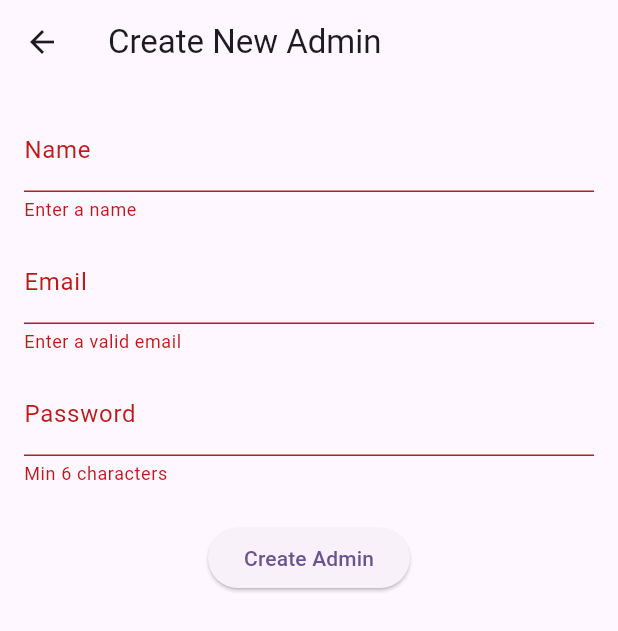
After one commit to hangEX7749/branch_smart, a Flutter app: the AddAdmin screen opened directly, after a tap on "Create Admin", on a phone screen of 412 x 824 dp. The commit adds this screen. Shown: the top 631 px of the screen. Run offline on Flutter 3.47's test engine with Material 3 defaults, Android fonts, the phone set to English and light mode, and no system bars; our stand-ins replace cloud_firestore, connectivity_plus, firebase_auth, firebase_core, firebase_storage, image_picker and 2 more; missing offline and left inert: firebase_app_check, mobile_scanner; accounts and stored records are empty; network calls fail.

Commit message:
admin page( login, logout, add admin)

```diff
--- /dev/null
+++ b/lib/admin_screen/admin/view/add_admin.dart
@@ -0,0 +1,125 @@
+import 'package:cloud_firestore/cloud_firestore.dart';
+import 'package:firebase_auth/firebase_auth.dart';
+import 'package:flutter/material.dart';
+
+class AddAdmin extends StatefulWidget {
+  const AddAdmin({super.key});
+
+  @override
+  State<AddAdmin> createState() => _AddAdminState();
+}
+
+class _AddAdminState extends State<AddAdmin> {
+  final _formKey = GlobalKey<FormState>();
+  String name = '';
+  String email = '';
+  String password = '';
+  bool isLoading = false;
+
+  Future<void> _createAdmin() async {
+    if (!_formKey.currentState!.validate()) return;
+
+    setState(() => isLoading = true);
+
+    try {
+      // 1. Create new admin in Firebase Auth
+      final userCredential = await FirebaseAuth.instance.createUserWithEmailAndPassword(
+        email: email.trim(),
+        password: password,
+      );
+
+      final newUser = userCredential.user!;
+      // 2. Add user data to Firestore with admin role
+      await FirebaseFirestore.instance.collection('admins').doc(newUser.uid).set({
+        'name': name.trim(),
+        'email': email.trim(),
+        'editor_type': 100,
+        'status': 10,
+        'created_at': FieldValue.serverTimestamp(),
+        'updated_at': FieldValue.serverTimestamp(),
+      });
+
+      if (mounted) {
+        ScaffoldMessenger.of(context).showSnackBar(const SnackBar(
+          content: Text('New admin created successfully'),
+          backgroundColor: Colors.green,
+        ));
+        Navigator.pop(context);
+      }
+    } on FirebaseAuthException catch (e) {
+      String errorMsg = "Something went wrong.";
+      if (e.code == 'email-already-in-use') {
+        errorMsg = 'Email already in use.';
+
+        // Workaround: Search Firestore by email
+        final query = await FirebaseFirestore.instance
+            .collection('admins')
+            .where('email', isEqualTo: email.trim())
+            .limit(1)
+            .get();
+
+        if (query.docs.isEmpty) {
+          // 4. Email exists in Auth but not in Firestore — Save as admin
+          await FirebaseFirestore.instance.collection('admins').add({
+            'email': email.trim(),
+            'createdAt': FieldValue.serverTimestamp(),
+          });
+
+          ScaffoldMessenger.of(context).showSnackBar(
+            SnackBar(content: Text("Admin role added to Firestore.")),
+          );
+        }
+      } else if (e.code == 'weak-password') {
+        errorMsg = 'Password too weak.';
+      }
+      ScaffoldMessenger.of(context).showSnackBar(SnackBar(
+        content: Text(errorMsg),
+        backgroundColor: Colors.red,
+      ));
+    } finally {
+      if (mounted) setState(() => isLoading = false);
+    }
+  }
+
+  @override
+  Widget build(BuildContext context) {
+    return Scaffold(
+      appBar: AppBar(title: const Text('Create New Admin')),
+      body: Padding(
+        padding: const EdgeInsets.all(16.0),
+        child: isLoading
+            ? const Center(child: CircularProgressIndicator())
+            : Form(
+                key: _formKey,
+                child: Column(
+                  children: [
+                    TextFormField(
+                      decoration: const InputDecoration(labelText: 'Name'),
+                      validator: (val) => val == null || val.isEmpty ? 'Enter a name' : null,
+                      onChanged: (val) => name = val,
+                    ),
+                    const SizedBox(height: 12),
+                    TextFormField(
+                      decoration: const InputDecoration(labelText: 'Email'),
+                      validator: (val) => val == null || !val.contains('@') ? 'Enter a valid email' : null,
+                      onChanged: (val) => email = val,
+                    ),
+                    const SizedBox(height: 12),
+                    TextFormField(
+                      decoration: const InputDecoration(labelText: 'Password'),
+                      obscureText: true,
+                      validator: (val) => val == null || val.length < 6 ? 'Min 6 characters' : null,
+                      onChanged: (val) => password = val,
+                    ),
+                    const SizedBox(height: 24),
+                    ElevatedButton(
+                      onPressed: _createAdmin,
+                      child: const Text('Create Admin'),
+                    ),
+                  ],
+                ),
+              ),
+      ),
+    );
+  }
+}
--- /dev/null
+++ b/lib/admin_screen/sign_in/view/signin.dart
@@ -0,0 +1,119 @@
+import 'package:branch_comm/services/admin_shared_pref.dart';
+import 'package:flutter/material.dart';
+import 'package:firebase_auth/firebase_auth.dart';
+import 'package:cloud_firestore/cloud_firestore.dart';
+import 'package:branch_comm/admin_screen/home/view/home.dart';
+
+class AdminSignIn extends StatefulWidget {
+  const AdminSignIn({super.key});
+
+  @override
+  State<AdminSignIn> createState() => _AdminSignInState();
+}
+
+class _AdminSignInState extends State<AdminSignIn> {
+  final TextEditingController emailController = TextEditingController();
+  final TextEditingController passwordController = TextEditingController();
+
+  String? email, password;
+
+  Future<void> adminSignIn() async {
+
+    try {
+      final adminCredential = await FirebaseAuth.instance.signInWithEmailAndPassword(
+        email: email!,
+        password: password!,
+      );
+
+      final admin = adminCredential.user;
+      if (admin == null) return;
+
+      final doc = await FirebaseFirestore.instance.collection('admins').doc(admin.uid).get();
+      final data = doc.data();
+
+      bool saved = await AdminSharedPreferenceHelper().saveAdminData(
+        adminId: admin.uid,
+        adminName: data?['name'] ?? '',
+        adminEmail: data?['email'] ?? '',
+        adminStatus: data?['status'] ?? '',
+      );
+
+      print(saved);
+
+      if (!mounted) return;
+      if (!saved) {
+        ScaffoldMessenger.of(context).showSnackBar(
+          const SnackBar(content: Text("Failed to save admin data.")),
+        );
+        return;
+      }
+
+      if (data != null) {
+        // Admin found, navigate to admin home
+        ScaffoldMessenger.of(context).showSnackBar(
+          const SnackBar(content: Text("Admin login successful.")),
+        );
+        Navigator.pushAndRemoveUntil(
+          context,
+          MaterialPageRoute(builder: (_) => const AdminHome()),
+          (route) => false,
+        );
+      } else {
+        FirebaseAuth.instance.signOut(); // Not admin
+        ScaffoldMessenger.of(context).showSnackBar(
+          const SnackBar(content: Text("Access denied. Not an admin account.")),
+        );
+      }
+    } on FirebaseAuthException catch (e) {
+      String msg = "An error occurred.";
+      if (e.code == 'admin-not-found') {
+        msg = "No admin found.";
+      } else if (e.code == 'wrong-password') {
+        msg = "Wrong password.";
+      }
+      else if (e.code == 'invalid-email') {
+        msg = "Invalid email format.";
+      }
+      ScaffoldMessenger.of(context).showSnackBar(SnackBar(content: Text(msg)));
+    }
+  }
+
+  @override
+  Widget build(BuildContext context) {
+    return Scaffold(
+      appBar: AppBar(title: const Text("Admin Login")),
+      body: Padding(
+        padding: const EdgeInsets.all(16),
+        child: Column(
+          children: [
+            TextField(
+              controller: emailController,
+              decoration: const InputDecoration(labelText: 'Admin Email'),
+            ),
+            const SizedBox(height: 10),
+            TextField(
+              controller: passwordController,
+              obscureText: true,
+              decoration: const InputDecoration(labelText: 'Password'),
+            ),
+            const SizedBox(height: 20),
+            ElevatedButton(
+              onPressed: () {
+                email = emailController.text.trim();
+                password = passwordController.text.trim();
+                if (email!.isNotEmpty && password!.isNotEmpty) {
+                  adminSignIn();
+                } else {
+                  ScaffoldMessenger.of(context).showSnackBar(
+                    const SnackBar(content: Text("Please enter email and password")),
+                  );
+                }
+              },
+              child: const Text("Login as Admin"),
+            ),
+          ],
+        ),
+      ),
+    );
+  }
+}
--- /dev/null
+++ b/lib/model/admin_model.dart
@@ -0,0 +1,34 @@
+class Admin {
+
+  String id;
+  String name;
+  String email;
+  String status;
+
+  Admin({
+    required this.id,
+    required this.name,
+    required this.email,
+    required this.status
+  });
+
+  Map<String, dynamic> toMap() {
+    return {
+      'id' : id,
+      'name': name,
+      'email': email,
+      'status': status,
+    };
+  }
+
+  factory Admin.fromMap(Map<String, dynamic> map) {
+    return Admin(
+      id: map['id'],
+      name: map['name'],
+      email: map['email'],
+      status: map['status']
+    );
+  }
+
+
+}
```
Also changed, not shown: lib/admin_screen/home/view/home.dart (added, +72 -0 lines), lib/screen/sign_in/view/signin.dart (+21 -3 lines), lib/services/admin_shared_pref.dart (added, +48 -0 lines).
